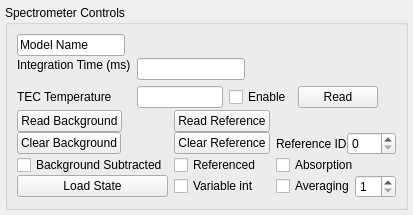
Old version of the form nplab/instrument/spectrometer/ocean_optics_controls.ui in the repository nanophotonics/nplab.
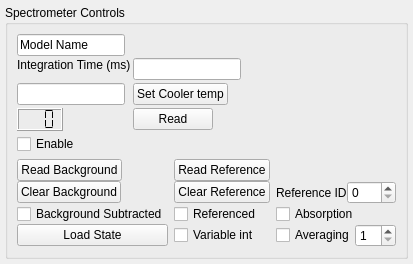
New version of the form.

```diff
--- a/nplab/instrument/spectrometer/ocean_optics_controls.ui
+++ b/nplab/instrument/spectrometer/ocean_optics_controls.ui
@@ -7,7 +7,7 @@
     <x>0</x>
     <y>0</y>
     <width>387</width>
-    <height>212</height>
+    <height>258</height>
    </rect>
   </property>
   <property name="sizePolicy">
@@ -78,11 +78,8 @@
           <property name="fieldGrowthPolicy">
            <enum>QFormLayout::FieldsStayAtSizeHint</enum>
           </property>
-          <property name="horizontalSpacing">
-           <number>6</number>
-          </property>
           <property name="verticalSpacing">
-           <number>6</number>
+           <number>3</number>
           </property>
           <item row="0" column="0">
            <widget class="QLabel" name="integration_time_label">
@@ -107,50 +104,56 @@
             </property>
            </widget>
           </item>
-          <item row="1" column="0">
-           <widget class="QLabel" name="tec_temperature_label">
-            <property name="text">
-             <string>TEC Temperature</string>
-            </property>
-           </widget>
-          </item>
           <item row="1" column="1">
+           <widget class="QPushButton" name="set_tec_temperature_pushButton">
+            <property name="text">
+             <string>Set Cooler temp</string>
+            </property>
+           </widget>
+          </item>
+          <item row="4" column="0">
+           <widget class="QLCDNumber" name="tec_temperature_lcdNumber">
+            <property name="smallDecimalPoint">
+             <bool>false</bool>
+            </property>
+            <property name="digitCount">
+             <number>3</number>
+            </property>
+            <property name="segmentStyle">
+             <enum>QLCDNumber::Flat</enum>
+            </property>
+           </widget>
+          </item>
+          <item row="4" column="1">
+           <widget class="QPushButton" name="read_tec_temperature_pushButton">
+            <property name="sizePolicy">
+             <sizepolicy hsizetype="Fixed" vsizetype="Fixed">
+              <horstretch>0</horstretch>
+              <verstretch>0</verstretch>
+             </sizepolicy>
+            </property>
+            <property name="text">
+             <string>Read</string>
+            </property>
+           </widget>
+          </item>
+          <item row="5" column="0">
+           <widget class="QCheckBox" name="enable_tec">
+            <property name="text">
+             <string>Enable</string>
+            </property>
+           </widget>
+          </item>
+          <item row="6" column="1">
            <layout class="QHBoxLayout" name="tec_layout">
             <property name="leftMargin">
              <number>0</number>
             </property>
-            <item>
-             <widget class="QLineEdit" name="tec_temperature">
-              <property name="minimumSize">
-               <size>
-                <width>40</width>
-                <height>0</height>
-               </size>
-              </property>
-             </widget>
-            </item>
-            <item>
-             <widget class="QCheckBox" name="enable_tec">
-              <property name="text">
-               <string>Enable</string>
-              </property>
-             </widget>
-            </item>
-            <item>
-             <widget class="QPushButton" name="read_tec">
-              <property name="sizePolicy">
-               <sizepolicy hsizetype="Fixed" vsizetype="Fixed">
-                <horstretch>0</horstretch>
-                <verstretch>0</verstretch>
-               </sizepolicy>
-              </property>
-              <property name="text">
-               <string>Read</string>
-              </property>
-             </widget>
-            </item>
            </layout>
           </item>
+          <item row="1" column="0">
+           <widget class="QLineEdit" name="set_tec_temperature_LineEdit"/>
+          </item>
          </layout>
         </item>
         <item>
```
Left out of the diff: 11 changed lines with no effect on the pictures.
